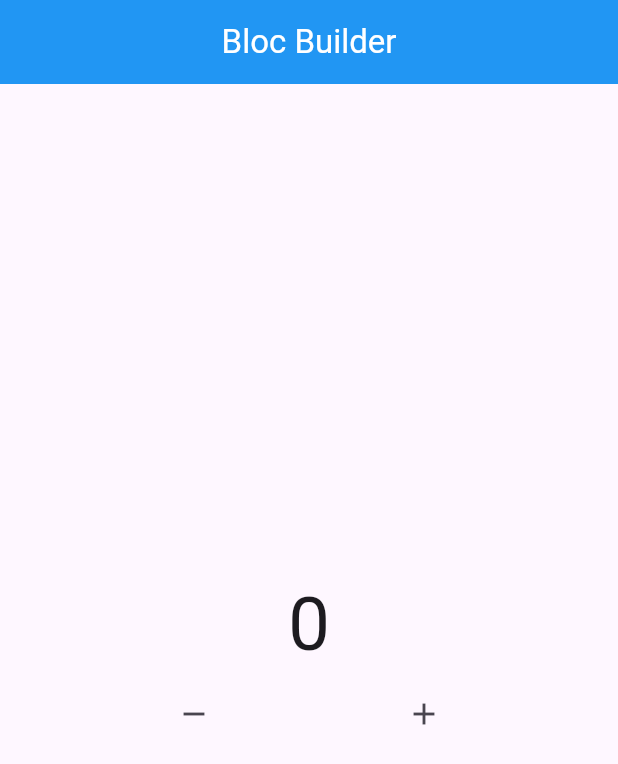
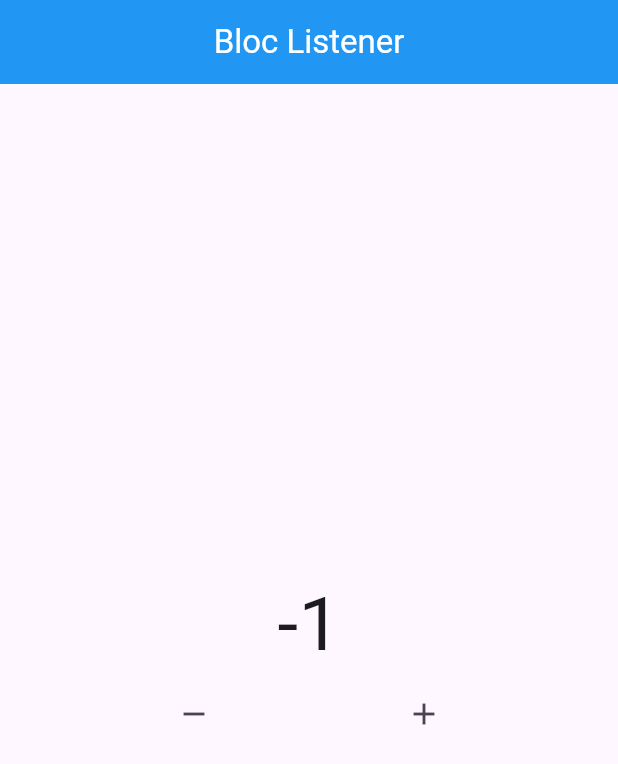
Before and after one commit to rudynurafif/cubitbloc_state_management, a Flutter app: the screen it shows after launch, after a tap on the "remove" icon, on a phone screen of 412 x 824 dp. Shown: the top 764 px of the screen. Run offline on Flutter 3.47's test engine with Material 3 defaults, Android fonts, the phone set to English and light mode, and no system bars; our stand-ins replace bloc, flutter_bloc.

Commit message:
bloc listener

```diff
--- a/lib/pages/bloc_builder.dart
+++ b/lib/pages/bloc_builder.dart
@@ -10,7 +10,7 @@ class BlocBuilderPage extends StatelessWidget {
     return Scaffold(
       appBar: AppBar(
         title: const Text(
-          "Bloc Builder",
+          "Bloc Listener",
           style: TextStyle(color: Colors.white),
         ),
         backgroundColor: Colors.blue,
@@ -19,32 +19,33 @@ class BlocBuilderPage extends StatelessWidget {
       body: Column(
         mainAxisAlignment: MainAxisAlignment.center,
         children: [
-          BlocBuilder<Counter, int>(
+          BlocListener(
             bloc: mycounter,
-            buildWhen: (previous, current) {
-              if (current % 2 == 0) {
+            listener: (context, state) {
+              ScaffoldMessenger.of(context).showSnackBar(
+                const SnackBar(
+                  content: Text("Sudah mencapai 15"),
+                  duration: Duration(seconds: 1),
+                ),
+              );
+            },
+            listenWhen: (previous, current) {
+              if (current is int && current % 2 == 0) {
                 return true;
               } else {
                 return false;
               }
             },
-            builder: (context, state) {
-              return Text(
-                "${state}",
-                style: const TextStyle(fontSize: 50),
-              );
-            },
+            child: BlocBuilder<Counter, int>(
+              bloc: mycounter,
+              builder: (context, state) {
+                return Text(
+                  "$state",
+                  style: const TextStyle(fontSize: 50),
+                );
+              },
+            ),
           ),
-          // StreamBuilder(
-          //   initialData: mycounter.initData,
-          //   stream: mycounter.stream,
-          //   builder: (context, snapshot) {
-          //     return Text(
-          //       "${snapshot.data}",
-          //       style: const TextStyle(fontSize: 50),
-          //     );
-          //   },
-          // ),
           Row(
             mainAxisAlignment: MainAxisAlignment.spaceEvenly,
             children: [
```
